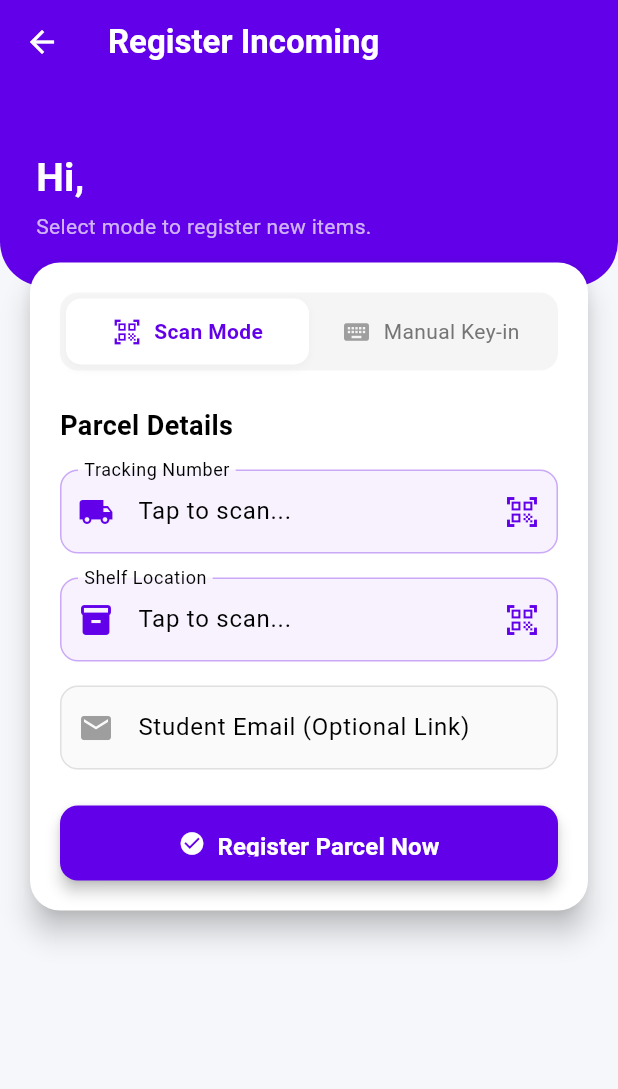
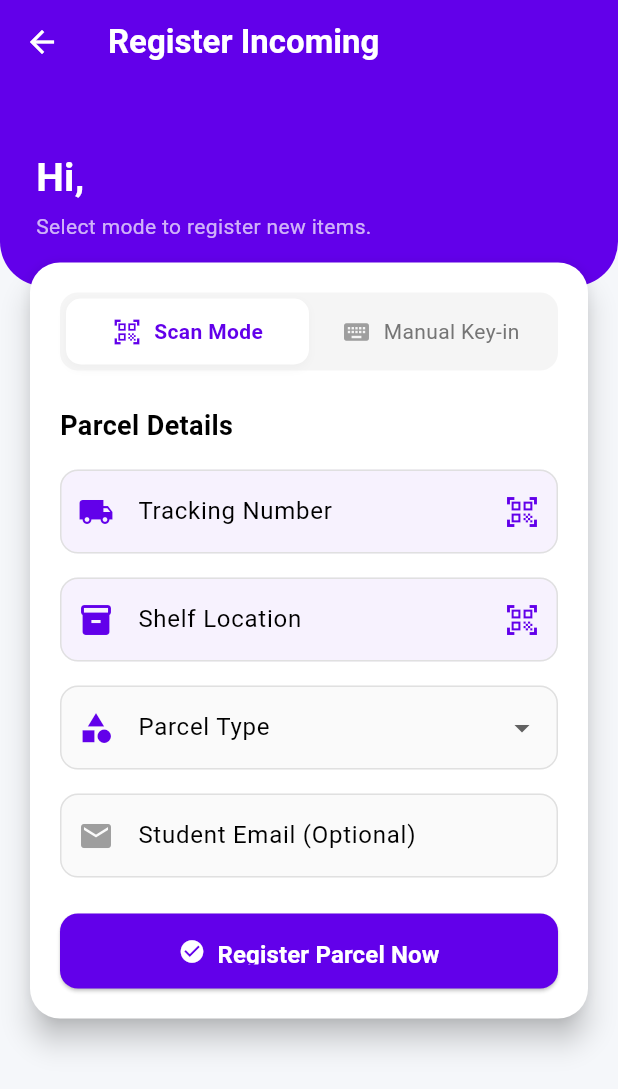
Before and after one commit to NazirulImran/parcelhub_siswa, a Flutter app: the StaffRegisterParcel screen opened directly, on a phone screen of 412 x 824 dp. Shown: the top 1089 px of the screen. Run offline on Flutter 3.47's test engine with Material 3 defaults, Android fonts, the phone set to English and light mode, and no system bars; our stand-ins replace cloud_firestore, firebase_auth, firebase_core, image_picker, qr_flutter; missing offline and left inert: mobile_scanner; accounts and stored records are empty.

Commit message:
add type of parcel and modified the qr code generated to add more details on it

```diff
--- a/lib/staff/staff_register_parcel.dart
+++ b/lib/staff/staff_register_parcel.dart
@@ -15,11 +15,23 @@ class _StaffRegisterParcelState extends State<StaffRegisterParcel> {
   final _trackingController = TextEditingController();
   final _shelfController = TextEditingController();
   final _recipientController = TextEditingController();
-  bool _isManualMode = false; // Default to Scan mode
+  final _otherTypeController = TextEditingController(); // For "Others" input
+
+  bool _isManualMode = false;
   bool _isLoading = false;
   final User? currentUser = FirebaseAuth.instance.currentUser;
 
-  // 1. Fetch Staff Name for Greeting
+  // Dropdown Data
+  String? _selectedType;
+  final List<String> _parcelTypes = [
+    'Box',
+    'Bulky/Large Item',
+    'Documents',
+    'Soft Package',
+    'Others'
+  ];
+
+  // 1. Fetch Staff Name
   Future<String> _getStaffName() async {
     if (currentUser == null) return "Staff";
     try {
@@ -33,7 +45,7 @@ class _StaffRegisterParcelState extends State<StaffRegisterParcel> {
     }
   }
 
-  // 2. Barcode Scanner Logic
+  // 2. Barcode Scanner
   void _scanBarcode(bool isShelf) {
     showModalBottomSheet(
       context: context,
@@ -83,11 +95,21 @@ class _StaffRegisterParcelState extends State<StaffRegisterParcel> {
     );
   }
 
-  // 3. Save to Firebase Logic
+  // 3. Save Logic
   Future<void> _saveParcel() async {
-    if (_trackingController.text.isEmpty || _shelfController.text.isEmpty) {
-       ScaffoldMessenger.of(context).showSnackBar(const SnackBar(content: Text("Tracking & Shelf are required!"), backgroundColor: Colors.red));
+    if (_trackingController.text.isEmpty || _shelfController.text.isEmpty || _selectedType == null) {
+       ScaffoldMessenger.of(context).showSnackBar(const SnackBar(content: Text("Please fill in all fields!"), backgroundColor: Colors.red));
       return;
+    }
+
+    // Handle "Others" type logic
+    String finalParcelType = _selectedType!;
+    if (_selectedType == 'Others') {
+      if (_otherTypeController.text.trim().isEmpty) {
+        ScaffoldMessenger.of(context).showSnackBar(const SnackBar(content: Text("Please specify the type."), backgroundColor: Colors.red));
+        return;
+      }
+      finalParcelType = _otherTypeController.text.trim();
     }
 
     setState(() => _isLoading = true);
@@ -96,7 +118,8 @@ class _StaffRegisterParcelState extends State<StaffRegisterParcel> {
       await FirebaseFirestore.instance.collection('parcels').add({
         'tracking_number': _trackingController.text.trim(),
         'shelf_location': _shelfController.text.trim(),
-        'recipient_email': _recipientController.text.trim(), // Optional link to student
+        'recipient_email': _recipientController.text.trim(),
+        'parcel_type': finalParcelType, // Saving the category
         'status': 'Awaiting Payment',
         'arrival_date': DateFormat('yyyy-MM-dd hh:mm a').format(DateTime.now()),
         'payment_method': 'Pending',
@@ -126,38 +149,30 @@ class _StaffRegisterParcelState extends State<StaffRegisterParcel> {
       body: SingleChildScrollView(
         child: Column(
           children: [
-             // --- SECTION 1: HEADER & GREETING ---
+             // Header
             Container(
               width: double.infinity,
               padding: const EdgeInsets.fromLTRB(24, 100, 24, 30),
               decoration: const BoxDecoration(
                 color: Color(0xFF6200EA),
-                borderRadius: BorderRadius.only(
-                  bottomLeft: Radius.circular(30),
-                  bottomRight: Radius.circular(30),
-                ),
+                borderRadius: BorderRadius.only(bottomLeft: Radius.circular(30), bottomRight: Radius.circular(30)),
               ),
               child: FutureBuilder<String>(
                 future: _getStaffName(),
                 builder: (context, snapshot) {
-                  String name = snapshot.data ?? "...";
                   return Column(
                     crossAxisAlignment: CrossAxisAlignment.start,
                     children: [
-                      Text("Hi, $name",
-                        style: const TextStyle(fontSize: 26, fontWeight: FontWeight.bold, color: Colors.white)
-                      ),
+                      Text("Hi, ${snapshot.data ?? '...'}", style: const TextStyle(fontSize: 26, fontWeight: FontWeight.bold, color: Colors.white)),
                       const SizedBox(height: 4),
-                      const Text("Select mode to register new items.",
-                        style: TextStyle(color: Colors.white70, fontSize: 14)
-                      ),
+                      const Text("Select mode to register new items.", style: TextStyle(color: Colors.white70, fontSize: 14)),
                     ],
                   );
                 }
               ),
             ),
 
-             // --- SECTION 2: MAIN CONTENT CARD ---
+             // Main Card
             Transform.translate(
               offset: const Offset(0, -20),
               child: Padding(
@@ -170,7 +185,7 @@ class _StaffRegisterParcelState extends State<StaffRegisterParcel> {
                     child: Column(
                       crossAxisAlignment: CrossAxisAlignment.start,
                       children: [
-                         // --- MODE SELECTION TOGGLE ---
+                        // Mode Toggle
                         Container(
                           padding: const EdgeInsets.all(4),
                           decoration: BoxDecoration(color: Colors.grey.shade100, borderRadius: BorderRadius.circular(12)),
@@ -185,10 +200,7 @@ class _StaffRegisterParcelState extends State<StaffRegisterParcel> {
                         const Text("Parcel Details", style: TextStyle(fontSize: 18, fontWeight: FontWeight.bold)),
                         const SizedBox(height: 16),
 
-                        // --- CONDITIONAL INPUT FIELDS ---
-                        // If SCAN Mode: Fields are read-only and open scanner on tap.
-                        // If MANUAL Mode: Fields are standard text inputs.
-
+                        // Inputs
                         _buildAnimatedInputField(
                           controller: _trackingController,
                           label: "Tracking Number",
@@ -196,9 +208,7 @@ class _StaffRegisterParcelState extends State<StaffRegisterParcel> {
                           isManual: _isManualMode,
                           onTapScan: () => _scanBarcode(false)
                         ),
-
                         const SizedBox(height: 16),
-
                          _buildAnimatedInputField(
                           controller: _shelfController,
                           label: "Shelf Location",
@@ -206,14 +216,43 @@ class _StaffRegisterParcelState extends State<StaffRegisterParcel> {
                           isManual: _isManualMode,
                           onTapScan: () => _scanBarcode(true)
                         ),
+                        const SizedBox(height: 16),
+
+                        // --- NEW: Parcel Category Dropdown ---
+                        DropdownButtonFormField<String>(
+                          value: _selectedType,
+                          decoration: InputDecoration(
+                            labelText: "Parcel Type",
+                            prefixIcon: const Icon(Icons.category, color: Color(0xFF6200EA)),
+                            filled: true,
+                            fillColor: Colors.grey.shade50,
+                            border: OutlineInputBorder(borderRadius: BorderRadius.circular(12), borderSide: BorderSide.none),
+                          ),
+                          items: _parcelTypes.map((type) => DropdownMenuItem(value: type, child: Text(type))).toList(),
+                          onChanged: (val) => setState(() => _selectedType = val),
+                        ),
+
+                        // "Others" Input Field (Visible only if 'Others' selected)
+                        if (_selectedType == 'Others') ...[
+                          const SizedBox(height: 12),
+                          TextFormField(
+                            controller: _otherTypeController,
+                            decoration: InputDecoration(
+                              labelText: "Please specify type",
+                              filled: true,
+                              fillColor: Colors.grey.shade50,
+                              border: OutlineInputBorder(borderRadius: BorderRadius.circular(12), borderSide: BorderSide.none),
+                            ),
+                          ),
+                        ],
 
                         const SizedBox(height: 16),
 
-                        // Email is always manual entry
+                        // Email Link
                         TextFormField(
                           controller: _recipientController,
                           decoration: InputDecoration(
-                            labelText: "Student Email (Optional Link)",
+                            labelText: "Student Email (Optional)",
                             prefixIcon: const Icon(Icons.email, color: Colors.grey),
                             filled: true,
                             fillColor: Colors.grey.shade50,
@@ -223,7 +262,7 @@ class _StaffRegisterParcelState extends State<StaffRegisterParcel> {
 
                         const SizedBox(height: 24),
 
-                        // --- SUBMIT BUTTON ---
+                        // Submit
                         SizedBox(
                           width: double.infinity,
                           height: 50,
@@ -232,12 +271,11 @@ class _StaffRegisterParcelState extends State<StaffRegisterParcel> {
                             style: ElevatedButton.styleFrom(
                               backgroundColor: const Color(0xFF6200EA),
                               shape: RoundedRectangleBorder(borderRadius: BorderRadius.circular(12)),
-                              elevation: _isLoading ? 0 : 4,
                             ),
                             icon: _isLoading ? Container() : const Icon(Icons.check_circle, color: Colors.white),
                             label: _isLoading
                               ? const SizedBox(height: 24, width: 24, child: CircularProgressIndicator(color: Colors.white, strokeWidth: 3))
-                              : const Text("Register Parcel Now", style: TextStyle(fontSize: 16, fontWeight: FontWeight.bold)),
+                              : const Text("Register Parcel Now", style: TextStyle(fontSize: 16, fontWeight: FontWeight.bold, color: Colors.white)),
                           ),
                         )
                       ],
@@ -252,7 +290,6 @@ class _StaffRegisterParcelState extends State<StaffRegisterParcel> {
     );
   }
 
-  // Helper for Mode Toggle Buttons
   Widget _buildModeToggle({required String title, required IconData icon, required bool isActive, required VoidCallback onTap}) {
     return Expanded(
       child: GestureDetector(
@@ -270,10 +307,7 @@ class _StaffRegisterParcelState extends State<StaffRegisterParcel> {
             children: [
               Icon(icon, color: isActive ? const Color(0xFF6200EA) : Colors.grey, size: 20),
               const SizedBox(width: 8),
-              Text(title, style: TextStyle(
-                color: isActive ? const Color(0xFF6200EA) : Colors.grey.shade600,
-                fontWeight: isActive ? FontWeight.bold : FontWeight.normal
-              )),
+              Text(title, style: TextStyle(color: isActive ? const Color(0xFF6200EA) : Colors.grey.shade600, fontWeight: isActive ? FontWeight.bold : FontWeight.normal)),
             ],
           ),
         ),
@@ -281,36 +315,22 @@ class _StaffRegisterParcelState extends State<StaffRegisterParcel> {
     );
   }
 
-  // Helper for Conditional Input Fields
-  Widget _buildAnimatedInputField({
-    required TextEditingController controller,
-    required String label,
-    required IconData icon,
-    required bool isManual,
-    required VoidCallback onTapScan
-  }) {
+  Widget _buildAnimatedInputField({required TextEditingController controller, required String label, required IconData icon, required bool isManual, required VoidCallback onTapScan}) {
     return GestureDetector(
-      onTap: isManual ? null : onTapScan, // If Scan mode, tapping opens scanner
+      onTap: isManual ? null : onTapScan,
       child: AbsorbPointer(
-        absorbing: !isManual, // If Scan mode, block keyboard input
+        absorbing: !isManual,
         child: TextFormField(
           controller: controller,
           readOnly: !isManual,
           decoration: InputDecoration(
             labelText: label,
-            floatingLabelBehavior: isManual ? FloatingLabelBehavior.auto : FloatingLabelBehavior.always,
             hintText: isManual ? "Enter $label" : "Tap to scan...",
             prefixIcon: Icon(icon, color: isManual ? Colors.grey : const Color(0xFF6200EA)),
-            suffixIcon: isManual
-                ? null // No icon in manual mode
-                : Icon(Icons.qr_code_scanner, color: const Color(0xFF6200EA)), // Scan icon in scan mode
+            suffixIcon: isManual ? null : const Icon(Icons.qr_code_scanner, color: Color(0xFF6200EA)),
             filled: true,
             fillColor: isManual ? Colors.grey.shade50 : const Color(0xFF6200EA).withOpacity(0.05),
             border: OutlineInputBorder(borderRadius: BorderRadius.circular(12), borderSide: BorderSide.none),
-            enabledBorder: OutlineInputBorder(
-              borderRadius: BorderRadius.circular(12),
-              borderSide: BorderSide(color: isManual ? Colors.transparent : const Color(0xFF6200EA).withOpacity(0.3))
-            ),
           ),
         ),
       ),
```
Also changed, not shown: lib/staff/staff_verify_pickup.dart (+52 -20 lines), lib/student/student_home.dart (+113 -91 lines).
